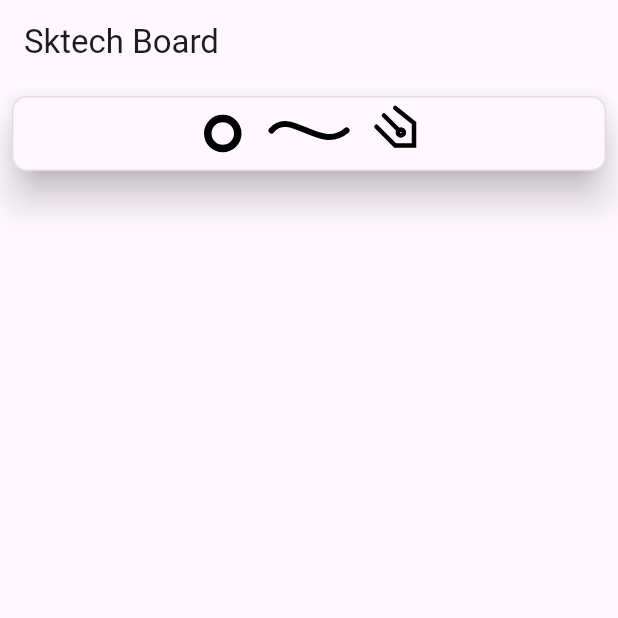
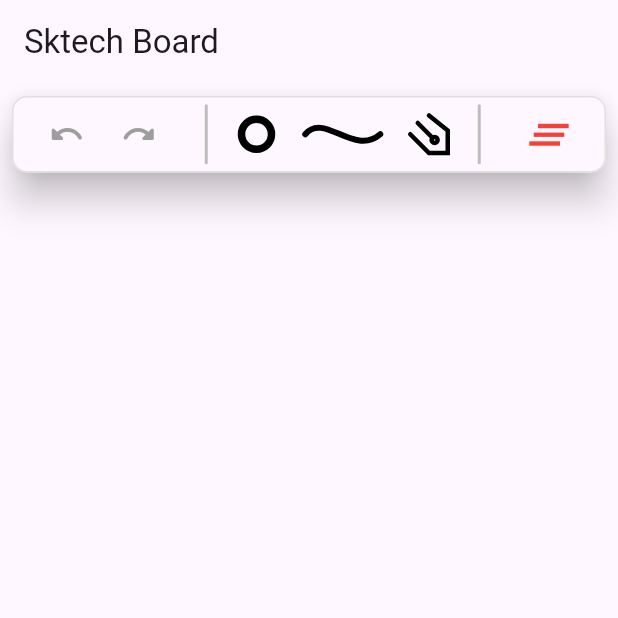
Before and after one commit to vinay416/sketch-board, a Flutter app: the screen it shows after launch, on a phone screen of 412 x 824 dp, the top half of it. Run offline on Flutter 3.47's test engine with Material 3 defaults, Android fonts, the phone set to English and light mode, and no system bars; our stand-ins replace flutter_colorpicker.

Commit message:
single undo redo

```diff
--- a/lib/view/sketch_board.dart
+++ b/lib/view/sketch_board.dart
@@ -2,6 +2,9 @@ import 'package:canvas_paint/view/gesture_handler/sketch_gestures.dart';
 import 'package:canvas_paint/view/sketch_tools/colorizer/sketch_color_picker.dart';
 import 'package:flutter/material.dart';
 
+import 'sketch_tools/clear_sketch/clear_all_sketch_tool.dart';
+import 'sketch_tools/clear_sketch/redo_sketch_tool.dart';
+import 'sketch_tools/clear_sketch/undo_sketch_tool.dart';
 import 'sketch_tools/pen_strokes/sketch_stroke_picker.dart';
 import 'sketch_tools/shapes/sketch_shape_picker.dart';
 
@@ -31,15 +34,25 @@ class SketchBoard extends StatelessWidget {
           side: BorderSide(color: Colors.grey.shade300),
           borderRadius: BorderRadius.circular(10),
         ),
-        child: const SizedBox(
+        child: SizedBox(
           width: double.infinity,
           child: Wrap(
             alignment: WrapAlignment.center,
+            crossAxisAlignment: WrapCrossAlignment.center,
             spacing: 20,
             children: [
+              Wrap(
+                children: const [
+                  UndoSketchTool(),
+                  RedoSketchTool(),
+                ],
+              ),
+              buildSeparator(),
               SketchColorPicker(),
               SketchStrokePicker(),
-              SketchShapePicker()
+              SketchShapePicker(),
+              buildSeparator(),
+              ClearSketchTool(),
             ],
           ),
         ),
@@ -47,3 +60,14 @@ class SketchBoard extends StatelessWidget {
     );
   }
 }
+
+Widget buildSeparator() {
+  return Container(
+    height: 40,
+    width: 2,
+    decoration: BoxDecoration(
+      color: Colors.grey.shade400,
+      borderRadius: BorderRadius.circular(10),
+    ),
+  );
+}
--- /dev/null
+++ b/lib/view/sketch_tools/clear_sketch/clear_all_sketch_tool.dart
@@ -0,0 +1,58 @@
+import 'package:flutter/material.dart';
+import 'package:provider/provider.dart';
+
+import '../../../view_model/sketch_view_model.dart';
+
+class ClearSketchTool extends StatelessWidget {
+  const ClearSketchTool({super.key});
+
+  @override
+  Widget build(BuildContext context) {
+    return IconButton(
+      onPressed: () {
+        showDialog(
+          context: context,
+          builder: (context) => ClearAlert(),
+        );
+      },
+      icon: Icon(
+        Icons.clear_all,
+        color: Colors.red,
+        size: 35,
+      ),
+    );
+  }
+}
+
+class ClearAlert extends StatelessWidget {
+  const ClearAlert({super.key});
+
+  @override
+  Widget build(BuildContext context) {
+    return AlertDialog(
+      title: Text("Alert"),
+      content: Text("Confirm to clear sketch board"),
+      actions: [
+        OutlinedButton(
+          onPressed: () {
+            Navigator.pop(context);
+          },
+          child: Text("Cancel"),
+        ),
+        ElevatedButton(
+          onPressed: () {
+            context.read<SketchViewModel>().clearSketch();
+            Navigator.pop(context);
+          },
+          style: ElevatedButton.styleFrom(
+            backgroundColor: Colors.red,
+          ),
+          child: Text(
+            "Clear",
+            style: TextStyle(color: Colors.white),
+          ),
+        ),
+      ],
+    );
+  }
+}
--- /dev/null
+++ b/lib/view/sketch_tools/clear_sketch/redo_sketch_tool.dart
@@ -0,0 +1,25 @@
+import 'package:canvas_paint/view_model/sketch_view_model.dart';
+import 'package:flutter/material.dart';
+import 'package:provider/provider.dart';
+
+class RedoSketchTool extends StatelessWidget {
+  const RedoSketchTool({super.key});
+
+  @override
+  Widget build(BuildContext context) {
+    return Selector<SketchViewModel, bool>(
+      selector: (p0, p1) => p1.redoAvailable,
+      builder: (context, redoAvailable, child) {
+        return IconButton(
+          onPressed: () {
+            context.read<SketchViewModel>().onTapRedo();
+          },
+          icon: Icon(
+            Icons.redo_rounded,
+            color: redoAvailable ? Colors.blue : Colors.grey,
+          ),
+        );
+      },
+    );
+  }
+}
--- /dev/null
+++ b/lib/view/sketch_tools/clear_sketch/undo_sketch_tool.dart
@@ -0,0 +1,25 @@
+import 'package:canvas_paint/view_model/sketch_view_model.dart';
+import 'package:flutter/material.dart';
+import 'package:provider/provider.dart';
+
+class UndoSketchTool extends StatelessWidget {
+  const UndoSketchTool({super.key});
+
+  @override
+  Widget build(BuildContext context) {
+    return Selector<SketchViewModel, bool>(
+      selector: (p0, p1) => p1.undoAvailable,
+      builder: (context, undoAvailable, child) {
+        return IconButton(
+          onPressed: () {
+            context.read<SketchViewModel>().onTapUndo();
+          },
+          icon: Icon(
+            Icons.undo_rounded,
+            color: undoAvailable ? Colors.blue : Colors.grey,
+          ),
+        );
+      },
+    );
+  }
+}
--- a/lib/view/sketch_tools/pen_strokes/sketch_stroke_picker.dart
+++ b/lib/view/sketch_tools/pen_strokes/sketch_stroke_picker.dart
@@ -20,14 +20,11 @@ class SketchStrokePicker extends StatelessWidget {
       child: Selector<SketchViewModel, double>(
         selector: (p0, p1) => p1.currentStrokeSize,
         builder: (context, currentStrokeSize, child) {
-          return Padding(
-            padding: const EdgeInsets.only(top: 8),
-            child: CustomPaint(
-              painter: StrokeBrushIcon(
-                strokeSize: currentStrokeSize,
-              ),
-              size: const Size(50, 30),
+          return CustomPaint(
+            painter: StrokeBrushIcon(
+              strokeSize: currentStrokeSize,
             ),
+            size: const Size(50, 30),
           );
         },
       ),
--- a/lib/view/sketch_tools/shapes/sketch_shape_picker.dart
+++ b/lib/view/sketch_tools/shapes/sketch_shape_picker.dart
@@ -22,10 +22,7 @@ class SketchShapePicker extends StatelessWidget {
       child: Selector<SketchViewModel, SketchPaintType>(
         selector: (p0, p1) => p1.currentShape,
         builder: (context, currentShape, child) {
-
-          return Padding(
-            padding: const EdgeInsets.only(top: 8),
-            child: RepaintBoundary(
+          return RepaintBoundary(
             child: CustomPaint(
               painter: SketchShapePainter(
                 color: sketch.penColor,
@@ -33,7 +30,6 @@ class SketchShapePicker extends StatelessWidget {
               ),
               size: const Size(25, 25),
             ),
-            ),
           );
         },
       ),
```
Also changed, not shown: lib/view/sketch_painter/sketch_painter.dart (+34 -0 lines), lib/view_model/sketch_view_model.dart (+34 -6 lines), 1 other file. Lines whose indentation alone changed are shown as unchanged.
